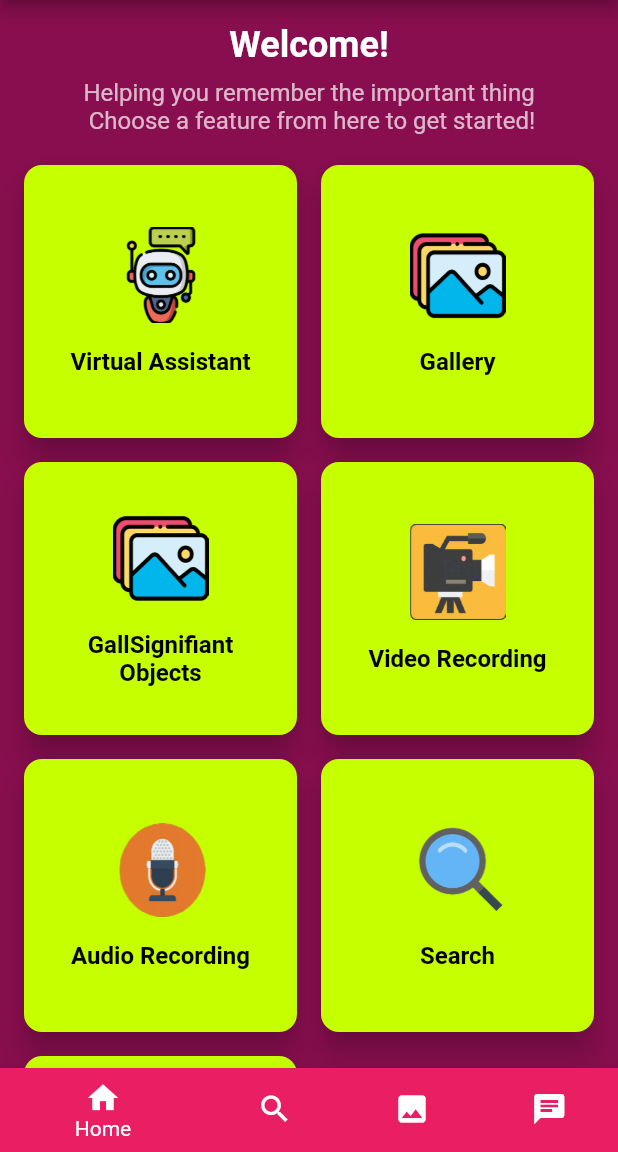
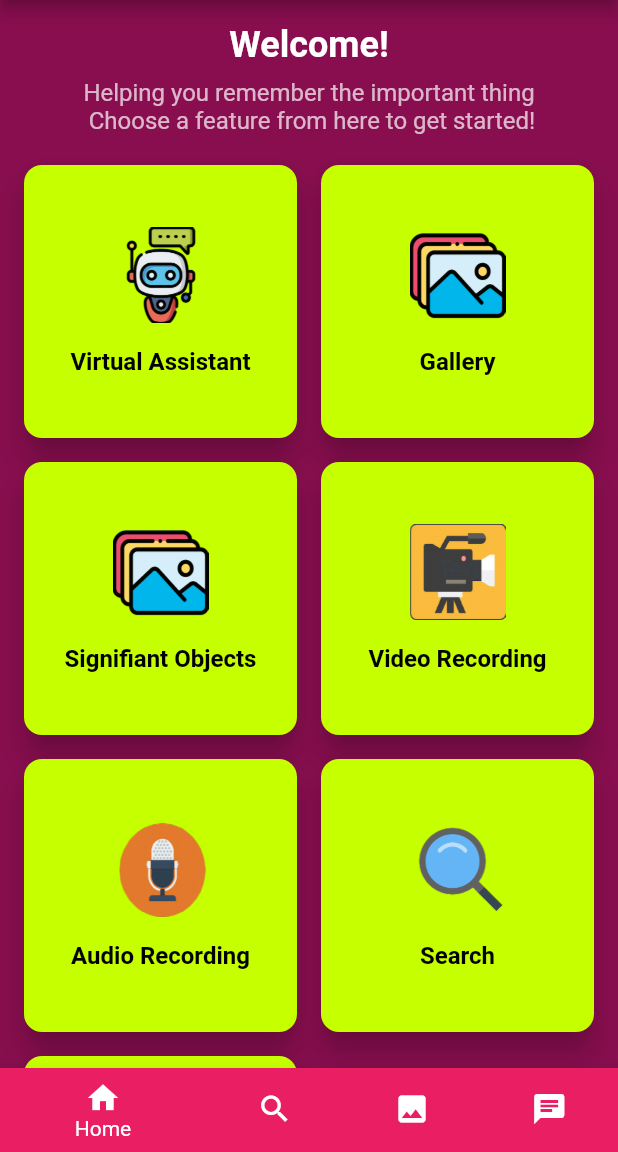
Before and after one commit to umgc/fall2023, a Flutter app: the HomeScreen screen opened by its route, on a phone screen of 412 x 824 dp, the part 84-1236 px from its top. Run offline on Flutter 3.47's test engine with Material 2 defaults, Android fonts, the phone set to English and light mode, and no system bars; our stand-ins replace camera, flutter_dotenv, flutter_speed_dial, geocoding, geolocator, image_picker and 3 more; missing offline and left inert: aws_kinesis_api, aws_rekognition_api, aws_s3_api, chat_gpt_flutter, flutter_sound, video_thumbnail.

Commit message:
Fixing additional problems from the develop merge

```diff
--- a/cogniopenapp/lib/ui/homeScreen.dart
+++ b/cogniopenapp/lib/ui/homeScreen.dart
@@ -144,14 +144,14 @@ class HomeScreen extends StatelessWidget {
                   context: context,
                   iconPath: 'assets/icons/gallery.png',
                   text: 'Gallery',
-                  screen: SignificantObjectScreen(),
+                  screen: GalleryScreen(),
                   keyName: "GalleryButtonKey",
                 ),
                 _buildElevatedButton(
                   context: context,
                   iconPath: 'assets/icons/gallery.png',
-                  text: 'GallSignifiant Objects',
-                  screen: GalleryScreen(),
+                  text: 'Signifiant Objects',
+                  screen: SignificantObjectScreen(),
                   keyName: "GalleryButtonKey",
                 ),
                 _buildElevatedButton(
```
Also changed, not shown: cogniopenapp/lib/ui/significantObjectScreen.dart (+2 -7 lines), cogniopenapp/assets/test_images/wallet.jpg (renamed from cogniopenapp/assets/test_images/walet.jpg).
